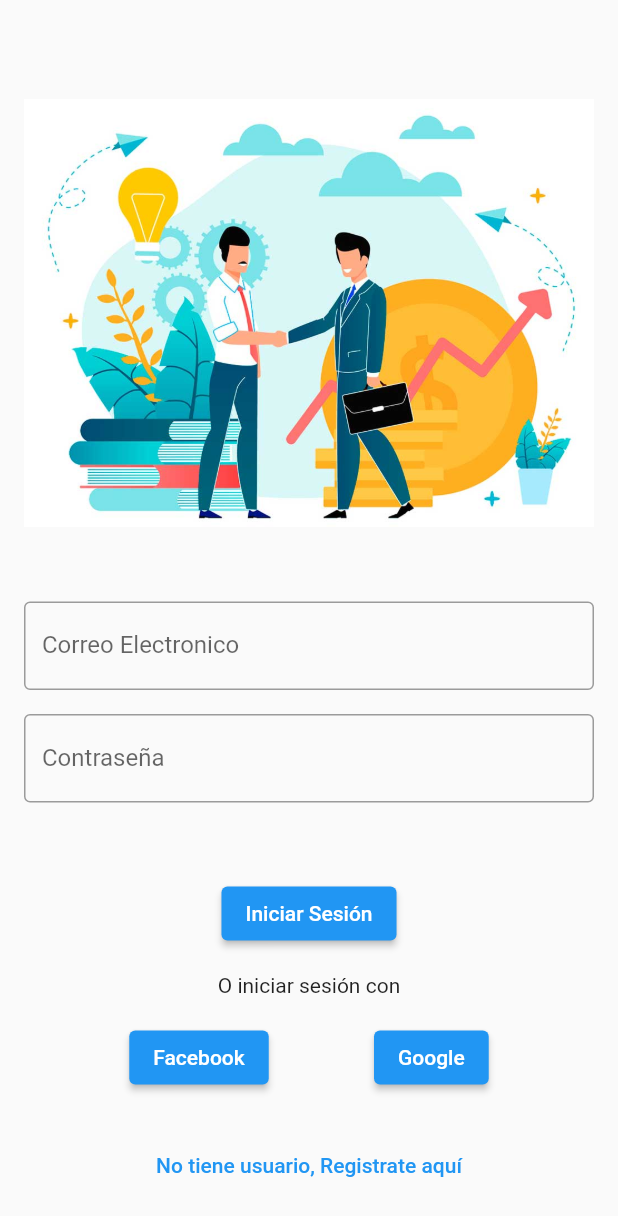
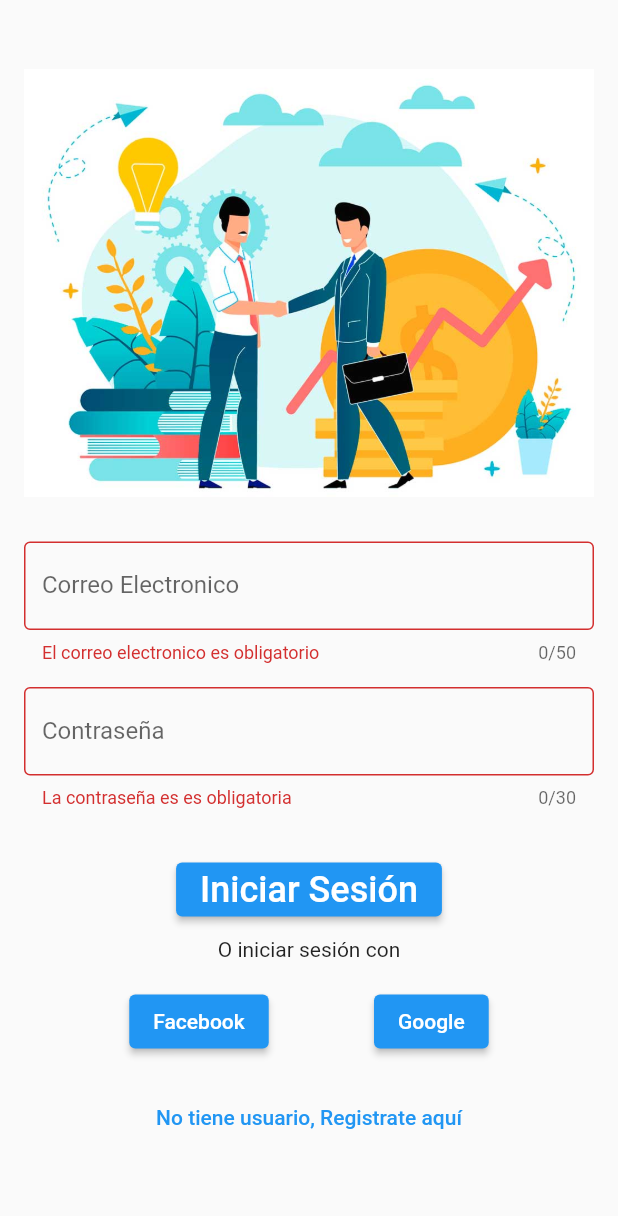
Before and after one commit to coscristian/Sales-App, a Flutter app: the LoginPage screen opened directly, after a tap on "Iniciar Sesión", on a phone screen of 412 x 824 dp. Shown: the top 1216 px of the screen. Run offline on Flutter 3.47's test engine with Material 2 defaults, Android fonts, the light colour scheme and no system bars.

Commit message:
Finished login page

```diff
--- a/lib/app.dart
+++ b/lib/app.dart
@@ -1,8 +1,6 @@
 import 'package:flutter/material.dart';
-import 'package:flutter/widgets.dart';
-
+import 'package:ventas/pages/login.dart';
 import 'pages/new_sale.dart';
-import 'pages/payments.dart';
 
 class MyApp extends StatelessWidget {
   const MyApp({super.key});
@@ -11,7 +9,7 @@ class MyApp extends StatelessWidget {
   Widget build(BuildContext context) {
     return const MaterialApp(
       title: "Ventas a domicilio",
-      home: NewSalePage(),
+      home: LoginPage(),
     );
   }
 }
--- a/lib/pages/login.dart
+++ b/lib/pages/login.dart
@@ -1,49 +1,132 @@
 import 'package:flutter/material.dart';
+import 'package:ventas/pages/payments.dart';
 
 class LoginPage extends StatelessWidget {
+  final _imageUrl = "assets/images/imagenventas.jpg";
+
   const LoginPage({super.key});
 
   @override
   Widget build(BuildContext context) {
     return Scaffold(
-      body: SingleChildScrollView(
-        child: Padding(
+      body: Padding(
         padding: const EdgeInsets.all(16),
+        child: SingleChildScrollView(
           child: Column(
-            children: <Widget>[
+            children: [
+              _logo(),
+              _formulario(context),
+              _inicioAlternativo(),
+              TextButton(
+                onPressed: () {},
+                child: const Text("No tiene usuario, Registrate aquí"),
+              ),
+            ],
+          ),
+        ),
+      ),
+    );
+  }
+
+  Widget _logo() {
+    return Column(
+      children: [
         const SizedBox(
-                height: 50,
+          height: 30,
         ),
-              Image.asset("assets/images/imagenventas.jpg"),
+        Image.asset(_imageUrl),
         const SizedBox(
-                height: 50,
+          height: 30,
         ),
-              const TextField(
+      ],
+    );
+  }
+
+  // Context lleva el estado de la aplicacion en general (Manejo de pantallas, estados)
+  Widget _formulario(BuildContext context) {
+    // Llave global que maneja el estado de un formulario (Objeto que ayuda a controlar todo lo que va a suceder con el formulario)
+    final formKey = GlobalKey<FormState>();
+
+    return Form(
+      key: formKey,
+      child: Column(
+        children: [
+          _campoCorreoElectronico(),
+          const SizedBox(
+            height: 16,
+          ),
+          _campoClave(),
+          const SizedBox(
+            height: 30,
+          ),
+          ElevatedButton(
+            child: const Text(
+              "Iniciar Sesión",
+              style: TextStyle(fontSize: 24),
+            ),
+            onPressed: () {
+              if (formKey.currentState!.validate()) {
+                // TODO: Validar usuario y contraseña en BBDD
+                Navigator.push(
+                  context,
+                  MaterialPageRoute(
+                    builder: (context) => const PaymentsPage(),
+                  ),
+                );
+              }
+            },
+          ),
+        ],
+      ),
+    );
+  }
+
+  Widget _campoClave() {
+    return TextFormField(
+      maxLength: 30,
+      obscureText: true,
+      decoration: const InputDecoration(
+        border: OutlineInputBorder(),
+        labelText: 'Contraseña',
+      ),
+      validator: (value) {
+        if (value == null || value.isEmpty) {
+          return "La contraseña es es obligatoria";
+        }
+        if (value.length < 6) {
+          return "Minimo debe contener 6 caracteres";
+        }
+        return null;
+      },
+    );
+  }
+
+  Widget _campoCorreoElectronico() {
+    return TextFormField(
+      maxLength: 50,
+      keyboardType: TextInputType.multiline,
       obscureText: false,
-                decoration: InputDecoration(
+      decoration: const InputDecoration(
         border: OutlineInputBorder(),
         labelText: 'Correo Electronico',
       ),
-              ),
+      validator: (value) {
+        if (value == null || value.isEmpty) {
+          return "El correo electronico es obligatorio";
+        }
+        if (!value.contains("@") || !value.contains(".")) {
+          return "El correo tiene un formato invalido";
+        }
+        return null;
+      },
+    );
+  }
+
+  Widget _inicioAlternativo() {
+    return Column(
+      children: [
         const SizedBox(
-                height: 16,
-              ),
-              const TextField(
-                obscureText: true,
-                decoration: InputDecoration(
-                  border: OutlineInputBorder(),
-                  labelText: 'Contraseña',
-                ),
-              ),
-              const SizedBox(
-                height: 50,
-              ),
-              ElevatedButton(
-                onPressed: () {},
-                child: const Text("Iniciar Sesión"),
-              ),
-              const SizedBox(
-                height: 16,
+          height: 8,
         ),
         const Text("O iniciar sesión con"),
         const SizedBox(
@@ -63,16 +146,9 @@ class LoginPage extends StatelessWidget {
           ],
         ),
         const SizedBox(
-                height: 24,
-              ),
-              TextButton(
-                onPressed: () {},
-                child: const Text("No tiene usuario, Registrate aquí"),
+          height: 16,
         ),
       ],
-          ),
-        ),
-      ),
     );
   }
 }
```
Lines whose indentation alone changed are shown as unchanged.
